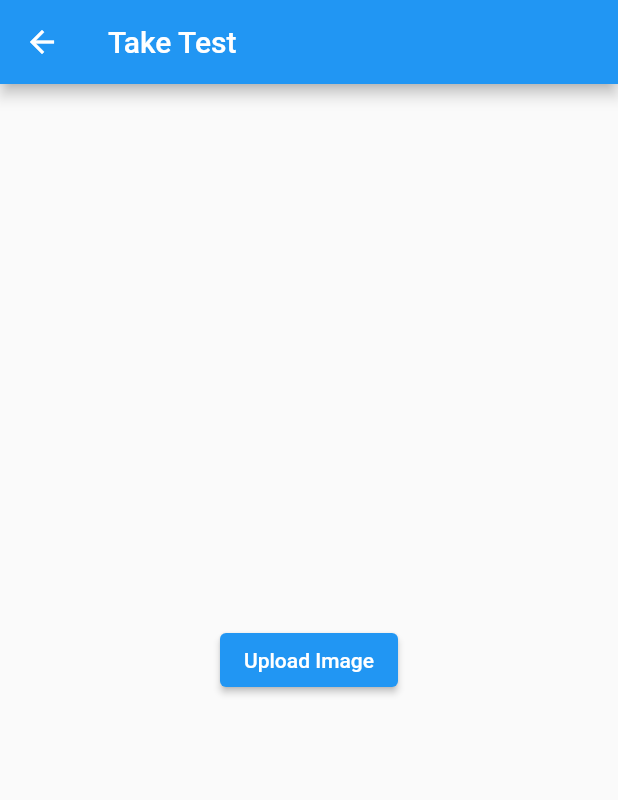
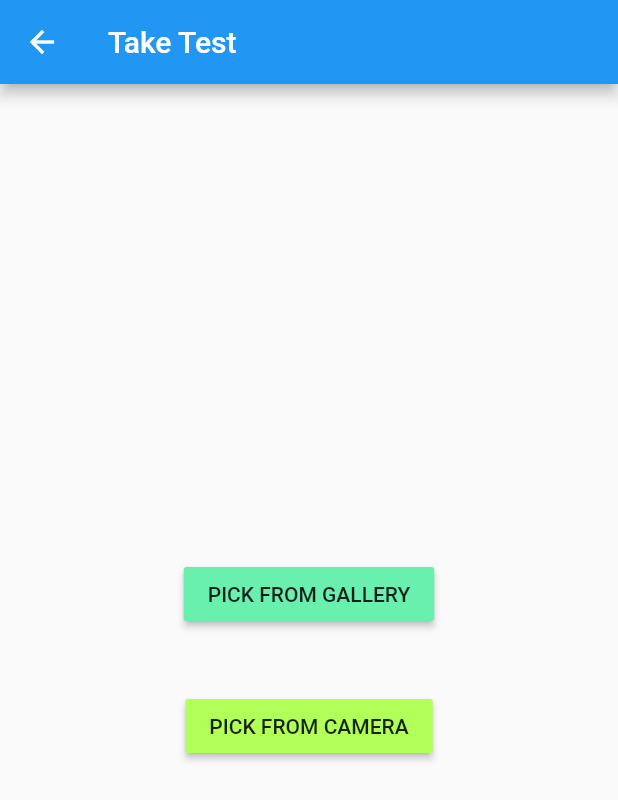
Before and after one commit to h1zqeel/fyp-flutter-app, a Flutter app: the TakeTest screen opened directly, on a phone screen of 412 x 824 dp. Shown: the top 800 px of the screen. Run offline on Flutter 3.47's test engine with Material 2 defaults, Android fonts, the phone set to English and light mode, and no system bars; our stand-ins replace google_sign_in, image_picker; missing offline and left inert: flutter_facebook_auth.

Commit message:
Take test button added

```diff
--- a/lib/TakeTest.dart
+++ b/lib/TakeTest.dart
@@ -1,19 +1,188 @@
+import 'dart:io';
 import 'package:flutter/material.dart';
+import 'package:image_picker/image_picker.dart';
 
-class TakeTest extends StatelessWidget {
+class TakeTest extends StatefulWidget {
+  @override
+  _MyPageState createState() => _MyPageState();
+}
 
+class _MyPageState extends State<TakeTest> {
+  /// Variables
+  var imageFile;
+
+  /// Widget
   @override
   Widget build(BuildContext context) {
     return Scaffold(
-      appBar: AppBar(
-        title: Text('Take Test'),
-        backgroundColor: Colors.blue,
-      ),
-      body: Center(
-        child: Container(
-          child: ElevatedButton(child:Text('Upload Image') ,onPressed: ()=>{},)
+        appBar: AppBar(
+          title: Text("Take Test"),
         ),
-      ),
-    );;
+        body: Container(
+            child: imageFile == null
+                ? Container(
+                    alignment: Alignment.center,
+                    child: Column(
+                      mainAxisAlignment: MainAxisAlignment.center,
+                      children: <Widget>[
+                        RaisedButton(
+                          color: Colors.greenAccent,
+                          onPressed: () {
+                            _getFromGallery();
+                          },
+                          child: Text("PICK FROM GALLERY"),
+                        ),
+                        Container(
+                          height: 40.0,
+                        ),
+                        RaisedButton(
+                          color: Colors.lightGreenAccent,
+                          onPressed: () {
+                            _getFromCamera();
+                          },
+                          child: Text("PICK FROM CAMERA"),
+                        )
+                      ],
+                    ),
+                  )
+                : Container(
+                    child: Image.file(
+                      imageFile,
+                      fit: BoxFit.cover,
+                    ),
+                  )));
+  }
+
+  /// Get from gallery
+  _getFromGallery() async {
+    PickedFile? pickedFile = await ImagePicker().getImage(
+      source: ImageSource.gallery,
+      maxWidth: 1800,
+      maxHeight: 1800,
+    );
+    if (pickedFile != null) {
+      setState(() {
+        imageFile = File(pickedFile.path);
+      });
+    }
+  }
+
+  /// Get from Camera
+  _getFromCamera() async {
+    PickedFile? pickedFile = await ImagePicker().getImage(
+      source: ImageSource.camera,
+      maxWidth: 1800,
+      maxHeight: 1800,
+    );
+    if (pickedFile != null) {
+      setState(() {
+        imageFile = File(pickedFile.path);
+      });
+    }
   }
 }
+
+// import 'package:flutter/material.dart';
+// import 'dart:io';
+// import 'dart:convert';
+// import 'package:image_picker/image_picker.dart';
+
+// class TakeTest extends StatefulWidget {
+//   @override
+//   State<TakeTest> createState() => _TakeTestState();
+// }
+
+
+
+// class _TakeTestState extends State<TakeTest> {
+
+// String status = '';
+// _getFromGallery() async {
+//     PickedFile? pickedFile = await ImagePicker().getImage(
+//         source: ImageSource.gallery,
+//         maxWidth: 64,
+//         maxHeight: 64,
+//     );
+//     if (pickedFile != null) {
+//         File file = File(pickedFile.path);
+//     }
+// }
+
+// Widget showImage() {
+//     return FutureBuilder<File>(
+//       future: file,
+//       builder: (BuildContext context, AsyncSnapshot<File> snapshot) {
+//         if (snapshot.connectionState == ConnectionState.done &&
+//             null != snapshot.data) {
+//           return Flexible(
+//             child: Image.file(
+//               snapshot.data,
+//               fit: BoxFit.fill,
+//             ),
+//           );
+//         } else if (null != snapshot.error) {
+//           return const Text(
+//             'Error Picking Image',
+//             textAlign: TextAlign.center,
+//           );
+//         } else {
+//           return const Text(
+//             'No Image Selected',
+//             textAlign: TextAlign.center,
+//           );
+//         }
+//       },
+//     );
+//   }
+
+// startUpload() {}
+// Widget showImage() {
+//   return Container();
+// }
+//   @override
+//   Widget build(BuildContext context) {
+//     return Scaffold(
+//       appBar: AppBar(
+//         title: Text("Upload Image Demo"),
+//       ),
+//       body: Container(
+//         padding: EdgeInsets.all(30.0),
+//         child: Column(
+//           crossAxisAlignment: CrossAxisAlignment.stretch,
+//           children: <Widget>[
+//             OutlinedButton(
+//               onPressed: chooseImage,
+//               child: Text('Choose Image'),
+//             ),
+//             SizedBox(
+//               height: 20.0,
+//             ),
+//             showImage(),
+//             SizedBox(
+//               height: 20.0,
+//             ),
+//             OutlinedButton(
+//               onPressed: startUpload,
+//               child: Text('Upload Image'),
+//             ),
+//             SizedBox(
+//               height: 20.0,
+//             ),
+//             Text(
+//               status,
+//               textAlign: TextAlign.center,
+//               style: TextStyle(
+//                 color: Colors.green,
+//                 fontWeight: FontWeight.w500,
+//                 fontSize: 20.0,
+//               ),
+//             ),
+//             SizedBox(
+//               height: 20.0,
+//             ),
+//           ],
+//         ),
+//       ),
+//     );
+//   }
+// }
--- a/pubspec.yaml
+++ b/pubspec.yaml
@@ -39,6 +39,8 @@ dependencies:
   firebase_core: ^1.17.0
   flutter_facebook_auth: ^4.3.4
   shared_preferences: ^2.0.15
+  http: ^0.13.4
+  image_picker: ^0.8.5+3
 
 dev_dependencies:
   flutter_test:
```
Also changed, not shown: pubspec.lock.
